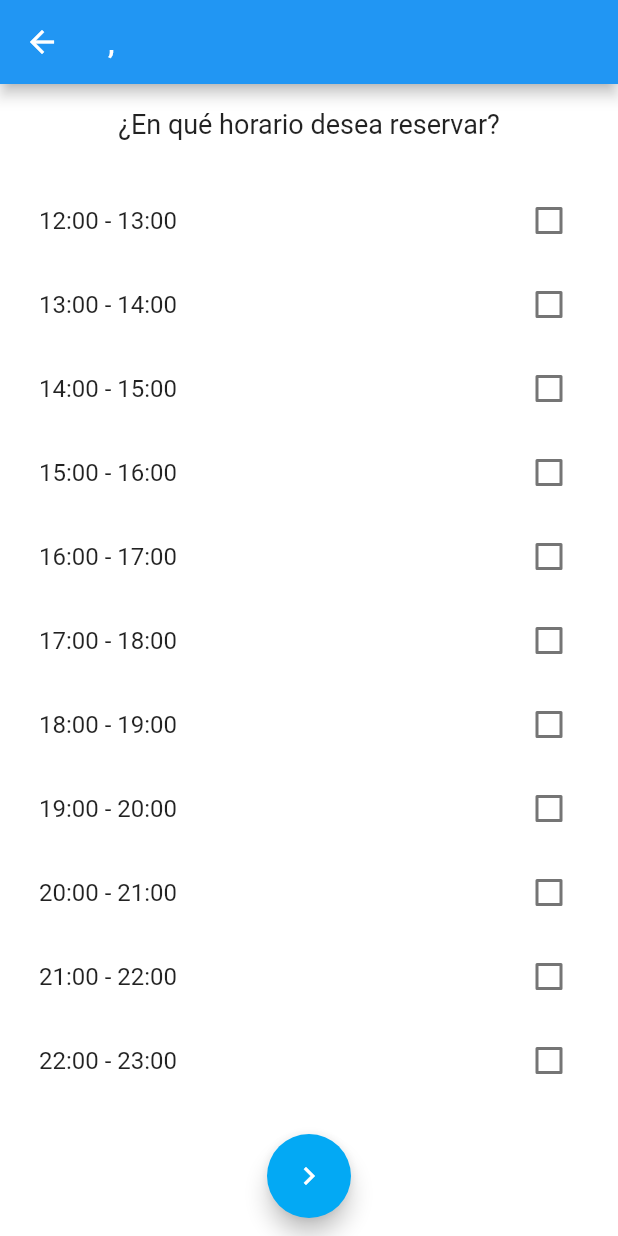
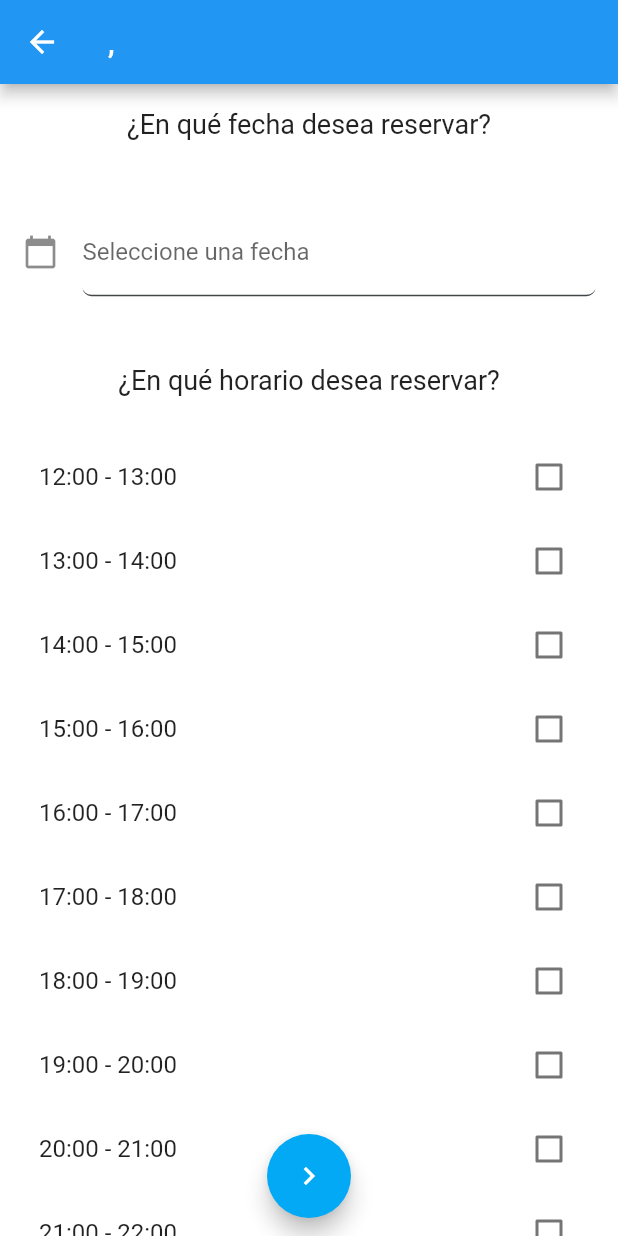
Before and after one commit to everfgmolinas/segundo_parcia_backend_frontend, a Flutter app: the Restaurants screen opened directly with empty values, after a tap on the "navigate next" icon, on a phone screen of 412 x 824 dp. Run offline on Flutter 3.47's test engine with Material 2 defaults, Android fonts, the phone set to English and light mode, and no system bars; our stand-ins replace bloc, dartz, dio, flutter_bloc, flutter_dotenv, flutter_secure_storage and 1 more; accounts and stored records are empty; network calls fail; Roboto replaces fonts that are missing (Montserrat).

Commit message:
fix:date field added

```diff
--- a/lib/pages/gestor_pages/login_pages.dart
+++ b/lib/pages/gestor_pages/login_pages.dart
@@ -83,6 +83,7 @@ class StateSignUpBasicInfo extends State<SignUpBasicInfo> {
                             onPressed: () async {
                               if(_formKey.currentState!.validate()){
                                 //await Navigator.pushNamed(context, '/manageRestaurant');
+
                               }
                             },
                             child: Row(
--- a/lib/pages/gestor_pages/restaurant_pages.dart
+++ b/lib/pages/gestor_pages/restaurant_pages.dart
@@ -1,5 +1,6 @@
 import 'package:flutter/cupertino.dart';
 import 'package:flutter/material.dart';
+import 'package:intl/intl.dart';
 import 'package:segundo_parcia_backend/pages/gestor_pages/reservation_page.dart';
 
 class Restaurants extends StatefulWidget {
@@ -28,6 +29,13 @@ class StateRestaurants extends State<Restaurants> {
     '21:00 - 22:00': false,
     '22:00 - 23:00': false,
   };
+  TextEditingController dateinput = TextEditingController();
+
+  @override
+  void initState() {
+    dateinput.text = ""; //set the initial value of text field
+    super.initState();
+  }
 
   @override
   Widget build(BuildContext context) {
@@ -40,6 +48,48 @@ class StateRestaurants extends State<Restaurants> {
       body: Column(
         children: [
           Text(''),
+          Center(
+            child: Text(
+              '¿En qué fecha desea reservar?',
+              style: TextStyle(
+                fontSize: 18,
+              ),
+            ),
+          ),
+          Container(
+              padding: EdgeInsets.all(15),
+              height:150,
+              child:Center(
+                  child:TextField(
+                    controller: dateinput, //editing controller of this TextField
+                    decoration: InputDecoration(
+                        icon: Icon(Icons.calendar_today), //icon of text field
+                        labelText: "Seleccione una fecha" //label text of field
+                    ),
+                    readOnly: true,  //set it true, so that user will not able to edit text
+                    onTap: () async {
+                      DateTime? pickedDate = await showDatePicker(
+                          context: context, initialDate: DateTime.now(),
+                          firstDate: DateTime(2000), //DateTime.now() - not to allow to choose before today.
+                          lastDate: DateTime(2101)
+                      );
+
+                      if(pickedDate != null ){
+                        print(pickedDate);  //pickedDate output format => 2021-03-10 00:00:00.000
+                        String formattedDate = DateFormat('yyyy-MM-dd').format(pickedDate);
+                        print(formattedDate); //formatted date output using intl package =>  2021-03-16
+                        //you can implement different kind of Date Format here according to your requirement
+
+                        setState(() {
+                          dateinput.text = formattedDate; //set output date to TextField value.
+                        });
+                      }else{
+                        print("Debe seleccionar una fecha");
+                      }
+                    },
+                  )
+              )
+          ),
           Center(
             child: Text(
               '¿En qué horario desea reservar?',
@@ -72,7 +122,7 @@ class StateRestaurants extends State<Restaurants> {
       floatingActionButtonLocation: FloatingActionButtonLocation.miniCenterFloat,
       floatingActionButton: FloatingActionButton(
         onPressed: () {
-          if(values.containsValue(true)) {
+          if(values.containsValue(true) && (dateinput.text != "")) {
             Navigator.push(
                 context,
                 MaterialPageRoute(builder: (context) => Reservation(),
```
